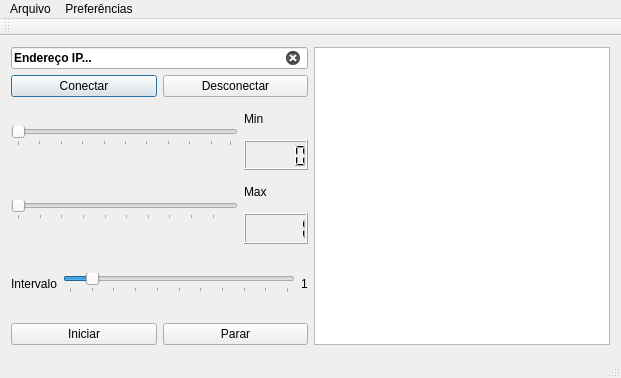
Old version of the form Unidade 3/clientProducer/mainwindow.ui in the repository victorers1/DCA1202-ProgramacaoAvancada.
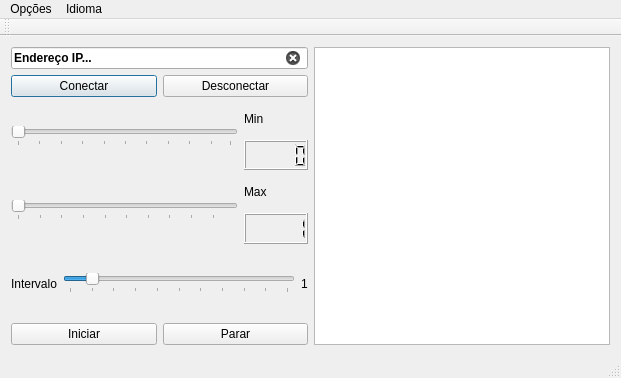
New version of the form. Icons and pictures are not drawn.

What changed in the file:
```diff
--- a/Unidade 3/clientProducer/mainwindow.ui
+++ b/Unidade 3/clientProducer/mainwindow.ui
@@ -13,6 +13,15 @@
   <property name="windowTitle">
    <string>MainWindow</string>
   </property>
+  <property name="layoutDirection">
+   <enum>Qt::LeftToRight</enum>
+  </property>
+  <property name="tabShape">
+   <enum>QTabWidget::Rounded</enum>
+  </property>
+  <property name="dockNestingEnabled">
+   <bool>false</bool>
+  </property>
   <widget class="QWidget" name="centralWidget">
    <layout class="QHBoxLayout" name="horizontalLayout_6">
     <item>
@@ -247,7 +256,7 @@
    </property>
    <widget class="QMenu" name="menuArquivo">
     <property name="title">
-     <string>Arquivo</string>
+     <string>Opções</string>
     </property>
     <addaction name="actionConectar"/>
     <addaction name="actionDesconectar"/>
@@ -258,7 +267,7 @@
    </widget>
    <widget class="QMenu" name="menuAjuda">
     <property name="title">
-     <string>Preferências</string>
+     <string>Idioma</string>
     </property>
     <addaction name="actionPortugu_s"/>
     <addaction name="actionIngl_s"/>
```
Left out of the diff: 9 changed lines with no effect on the pictures.
